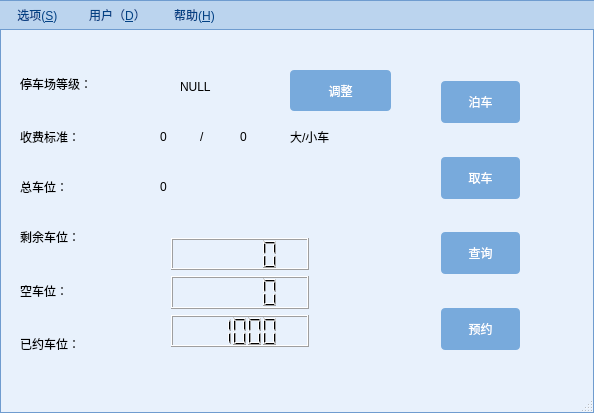
This is mainwindow.ui in liangyiqiu/car_parking_console as Qt 5 draws it before an edit. The edited form follows.
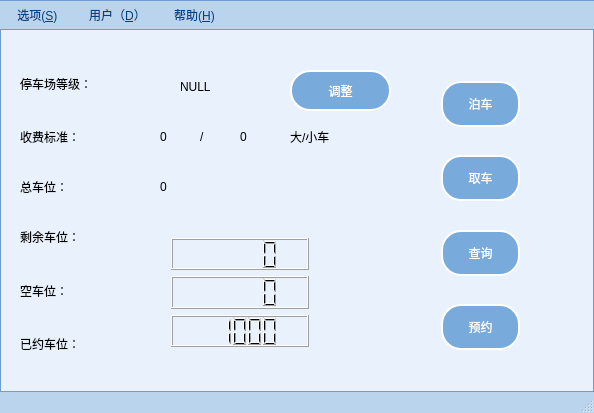
This is the edited form. Icons and pictures are not drawn.

```diff
--- a/mainwindow.ui
+++ b/mainwindow.ui
@@ -30,6 +30,12 @@
 		background: rgb(232, 241, 252);
 }
 
+QMainWindow#MainWindow {
+		border: 1px solid rgb(111, 156, 207);
+		background: rgb(232, 241, 252);
+		image:url(:/image/mainfit.png);
+}
+
 QMessageWidget {
 		background: rgba(173, 202, 232, 50%);
 }
@@ -59,6 +65,19 @@
         qproperty-color: rgb(2, 65, 132);
 }
 
+/**********状态栏**********/
+QStatusBar {
+        background: rgb(187, 212, 238);
+        border: 1px solid rgb(111, 156, 207);
+        border-left: none;
+        border-right: none;
+        border-bottom: none;
+}
+QStatusBar::item {
+    border: none;
+    border-right: 1px solid rgb(111, 156, 207);
+}
+
 QMenuBar {
         background: rgb(187, 212, 238);
         border: 1px solid rgb(111, 156, 207);
@@ -120,6 +139,7 @@
         border-radius: 4px;
         border: 1px solid rgb(111, 156, 207);
         background: white;
+		font: 75 14pt &quot;微软雅黑&quot;;
 }
 QComboBox:enabled {
         color: rgb(84, 84, 84);
@@ -138,6 +158,13 @@
 QComboBox::drop-down:hover {
         background: rgba(255, 255, 255, 30);
 }
+QComboBox::down-arrow {
+        image: url(:/icons/icons/downarrowfit.png);
+}
+QComboBox::down-arrow:on {
+        /**top: 1px;**/
+}
+
 QComboBox QAbstractItemView {
         border: 1px solid rgb(111, 156, 207);
         background: white;
@@ -153,10 +180,11 @@
 }
 
 QLineEdit {
-        border-radius: 4px;
+        border-radius: 10px;
         height: 42px;
         border: 1px solid rgb(111, 156, 207);
         background: white;
+		font: 75 14pt &quot;微软雅黑&quot;;
 }
 QLineEdit:enabled {
         color: rgb(84, 84, 84);
@@ -169,10 +197,13 @@
 }
 /**********按钮**********/
 QPushButton{
-		border-radius: 4px;
-		border: none;
+border-radius: 20px;
+		border-style:outset;
+		border-width:2px;
+		border-color: rgb(255, 255, 255);
 		width: 75px;
 		height: 42px;
+		font: 75 14pt &quot;微软雅黑&quot;;
 }
 QPushButton:enabled {
         background: rgb(120, 170, 220);
@@ -403,6 +434,10 @@
         subcontrol-origin: padding;
         image: url(:/White/arrowBottom);
         padding-right: 3px;
+}
+QLabel
+{
+		font: 75 14pt &quot;微软雅黑&quot;;
 }</string>
   </property>
   <widget class="QWidget" name="centralWidget">
@@ -418,6 +453,9 @@
     <layout class="QVBoxLayout" name="verticalLayout">
      <item>
       <widget class="QPushButton" name="pbtpark">
+       <property name="styleSheet">
+        <string notr="true"/>
+       </property>
        <property name="text">
         <string>泊车</string>
        </property>
```
Left out of the diff: 9 changed lines with no effect on the pictures.
